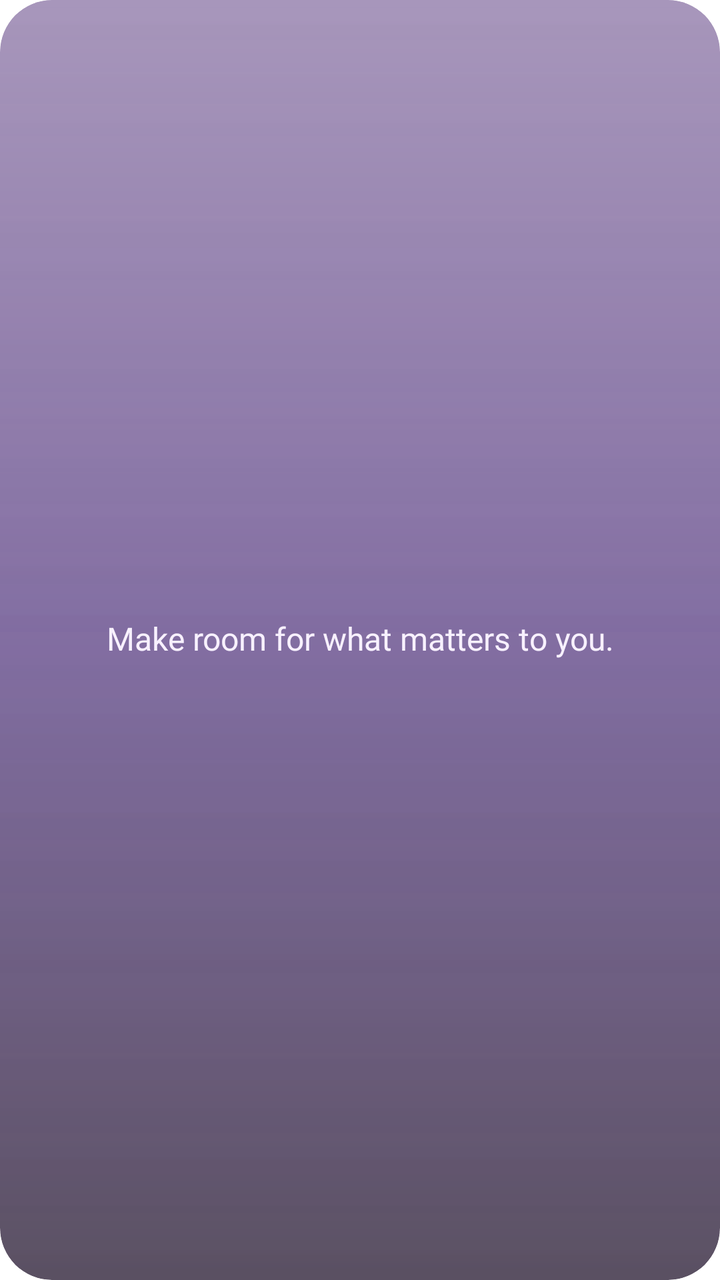
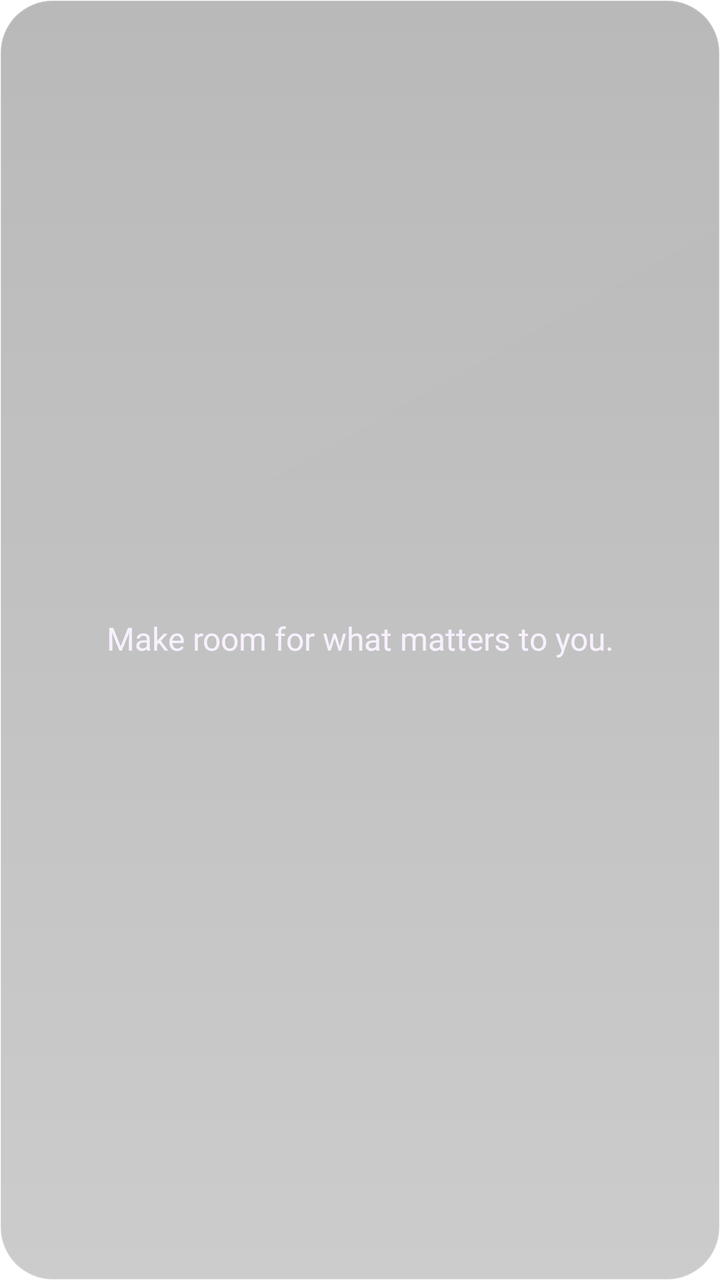

Two renders of the same Android screen: before a commit and after it. Below are the layout's source before the change and the commit's diff.
<!-- AndroidManifest.xml: application theme Theme.Lumen -->
<!-- res/layout/widget_preview_quote.xml -->
<?xml version='1.0' encoding='utf-8'?>
<FrameLayout xmlns:android="http://schemas.android.com/apk/res/android" android:id="@+id/widget_root" android:layout_width="match_parent" android:layout_height="match_parent" android:padding="12dp" android:clipToOutline="true" android:background="@drawable/widget_glass_dark_balanced">
    <ImageView android:id="@+id/widget_canvas" android:layout_width="match_parent" android:layout_height="match_parent" android:scaleType="fitCenter" android:contentDescription="@null" android:visibility="gone" />
    <TextView android:id="@+id/widget_content" android:layout_width="match_parent" android:layout_height="match_parent" android:gravity="center" android:textColor="#F8F1FF" android:textSize="16sp" android:fontFamily="@font/outfit_medium" android:includeFontPadding="false" android:text="@string/widget_quote_fallback" />
    <TextView android:id="@+id/widget_content_action" android:layout_width="32dp" android:layout_height="32dp" android:layout_gravity="bottom|end" android:gravity="center" android:text="+" android:textSize="20sp" android:textColor="#E4C6FF" android:background="@drawable/widget_control" android:visibility="gone" android:includeFontPadding="false" />
</FrameLayout>
<!-- resources referenced by this layout -->
<resources>
  <!-- drawable widget_control (drawable) -->
  <?xml version="1.0" encoding="utf-8"?>
  <shape xmlns:android="http://schemas.android.com/apk/res/android">
      <corners android:radius="16dp" />
      <solid android:color="#28FFFFFF" />
  </shape>
  <!-- drawable widget_glass_dark_balanced (drawable) -->
  <?xml version="1.0" encoding="utf-8"?>
  <layer-list xmlns:android="http://schemas.android.com/apk/res/android">
      <item>
          <shape>
              <corners android:radius="26dp" />
              <gradient
                  android:angle="270"
                  android:startColor="#993B1568"
                  android:centerColor="#A62E1060"
                  android:endColor="#B314061F" />
          </shape>
      </item>
      <item>
          <shape>
              <corners android:radius="26dp" />
              <gradient
                  android:angle="270"
                  android:startColor="#40FFFFFF"
                  android:centerColor="#18E4C6FF"
                  android:endColor="#00FFFFFF" />
          </shape>
      </item>
  </layer-list>
  <string name="widget_quote_fallback">Make room for what matters to you.</string>
  <style name="Theme.Lumen" parent="android:Theme.Material.NoActionBar">
          <item name="android:windowShowWallpaper">true</item>
          <item name="android:windowBackground">@android:color/transparent</item>
          <item name="android:colorBackgroundCacheHint">@null</item>
          <item name="android:statusBarColor">@android:color/transparent</item>
          <item name="android:navigationBarColor">@android:color/transparent</item>
          <item name="android:windowDrawsSystemBarBackgrounds">true</item>
          <item name="android:windowLightStatusBar">false</item>
      </style>
</resources>

<!-- the commit's change to res/layout/widget_preview_quote.xml (unified diff, before → after) -->
@@ -2,5 +2,5 @@
 <FrameLayout xmlns:android="http://schemas.android.com/apk/res/android" android:id="@+id/widget_root" android:layout_width="match_parent" android:layout_height="match_parent" android:padding="12dp" android:clipToOutline="true" android:background="@drawable/widget_glass_dark_balanced">
     <ImageView android:id="@+id/widget_canvas" android:layout_width="match_parent" android:layout_height="match_parent" android:scaleType="fitCenter" android:contentDescription="@null" android:visibility="gone" />
     <TextView android:id="@+id/widget_content" android:layout_width="match_parent" android:layout_height="match_parent" android:gravity="center" android:textColor="#F8F1FF" android:textSize="16sp" android:fontFamily="@font/outfit_medium" android:includeFontPadding="false" android:text="@string/widget_quote_fallback" />
-    <TextView android:id="@+id/widget_content_action" android:layout_width="32dp" android:layout_height="32dp" android:layout_gravity="bottom|end" android:gravity="center" android:text="+" android:textSize="20sp" android:textColor="#E4C6FF" android:background="@drawable/widget_control" android:visibility="gone" android:includeFontPadding="false" />
+    <TextView android:id="@+id/widget_content_action" android:layout_width="32dp" android:layout_height="32dp" android:layout_gravity="bottom|end" android:gravity="center" android:text="+" android:textSize="20sp" android:textColor="#E4CB91" android:background="@drawable/widget_control" android:visibility="gone" android:includeFontPadding="false" />
 </FrameLayout>
<!-- resource entries referenced after the edit -->
@@ -2,33 +2,19 @@
 <resources>
   <!-- drawable widget_control (drawable) -->
   <?xml version="1.0" encoding="utf-8"?>
-  <shape xmlns:android="http://schemas.android.com/apk/res/android">
-      <corners android:radius="16dp" />
-      <solid android:color="#28FFFFFF" />
-  </shape>
+  <shape xmlns:android="http://schemas.android.com/apk/res/android"><solid android:color="#00000000" /></shape>
   <!-- drawable widget_glass_dark_balanced (drawable) -->
   <?xml version="1.0" encoding="utf-8"?>
   <layer-list xmlns:android="http://schemas.android.com/apk/res/android">
-      <item>
-          <shape>
-              <corners android:radius="26dp" />
-              <gradient
-                  android:angle="270"
-                  android:startColor="#993B1568"
-                  android:centerColor="#A62E1060"
-                  android:endColor="#B314061F" />
-          </shape>
-      </item>
-      <item>
-          <shape>
-              <corners android:radius="26dp" />
-              <gradient
-                  android:angle="270"
-                  android:startColor="#40FFFFFF"
-                  android:centerColor="#18E4C6FF"
-                  android:endColor="#00FFFFFF" />
-          </shape>
-      </item>
+    <item><shape>
+      <corners android:radius="26dp" />
+      <gradient android:angle="270" android:startColor="#47000000" android:endColor="#33000000" />
+      <stroke android:width="0.8dp" android:color="#33FFFFFF" />
+  </shape></item>
+    <item><shape>
+      <corners android:radius="26dp" />
+      <gradient android:angle="315" android:startColor="#04FFFFFF" android:endColor="#00FFFFFF" />
+    </shape></item>
   </layer-list>
   <string name="widget_quote_fallback">Make room for what matters to you.</string>
   <style name="Theme.Lumen" parent="android:Theme.Material.NoActionBar">
